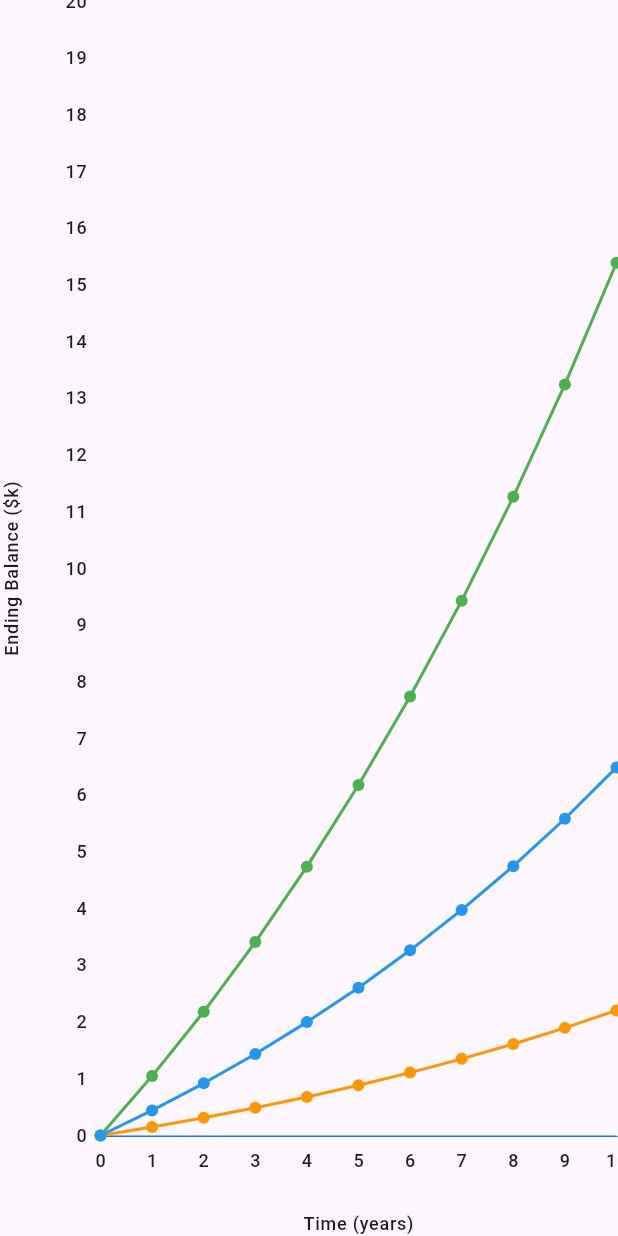
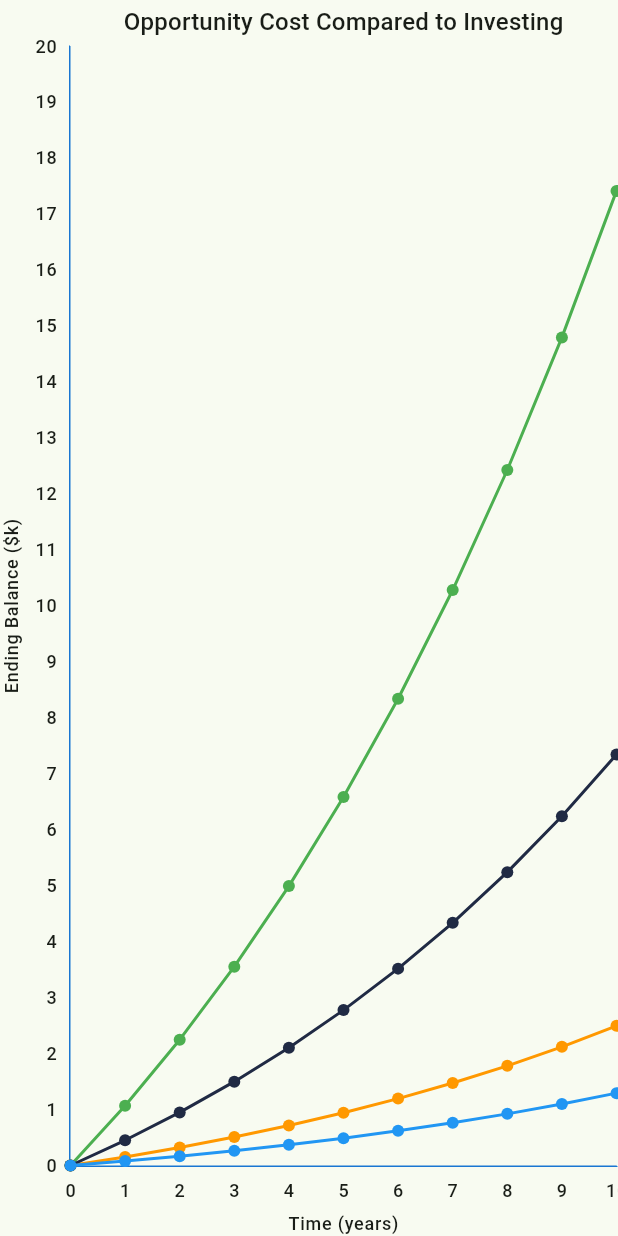
Before and after one commit to andrew-surratt/coffee-picker, a Flutter app: what lineChart() shows on an empty page, opened directly, on a phone screen of 412 x 824 dp. Run offline on Flutter 3.47's test engine with Material 2 defaults, Android fonts, the phone set to English and light mode, and no system bars; drawn by our look-alikes of fl_chart.

Commit message:
Add legend data, additional option, colors, title

```diff
--- a/lib/coffee.dart
+++ b/lib/coffee.dart
@@ -3,35 +3,53 @@ import 'package:flutter/material.dart';
 
 import 'finance.dart';
 
+const goldenRatio = 17;
+
 double calculateCostPerLiquidWeight(double cost, double liquidWeight) {
   return cost / liquidWeight;
 }
 
-double coffeeLiquidPerCoffeeGrounds(double grounds) {
-  const goldenRatio = 17;
+double coffeeLiquidPerCoffeeGrounds(double grounds,
+    {groundToLiquidRatio = goldenRatio}) {
   return grounds * goldenRatio;
 }
 
+double costPerOz(double costOfGrounds, double weightOfGroundsInOz,
+    {groundToLiquidRatio = goldenRatio}) {
+  return calculateCostPerLiquidWeight(
+      costOfGrounds,
+      coffeeLiquidPerCoffeeGrounds(weightOfGroundsInOz,
+          groundToLiquidRatio: groundToLiquidRatio));
+}
 
-LineChartBarData starbucksLineData(ThemeData themeData) {
-  const costOfStarbucks12oz = 2.65;
-  var costOfStarbucksPerOz =
-  calculateCostPerLiquidWeight(costOfStarbucks12oz, 12);
-  var costOfStarbucksPerYear = costOfStarbucks12oz * 365;
+double costPer12oz(double costOfGrounds, double weightOfGroundsInOz,
+    {groundToLiquidRatio = goldenRatio}) {
+  return costPerOz(costOfGrounds, weightOfGroundsInOz,
+          groundToLiquidRatio: groundToLiquidRatio) *
+      12;
+}
 
-  List<FlSpot> dataSpots = generateCompoundInterestData(costOfStarbucksPerYear);
+double costOfDaily12ozPerYear(double costOfGrounds, double weightOfGroundsInOz,
+    {groundToLiquidRatio = goldenRatio, daysInYear = 365}) {
+  return costPer12oz(costOfGrounds, weightOfGroundsInOz,
+          groundToLiquidRatio: groundToLiquidRatio) *
+      daysInYear;
+}
+
+LineChartBarData starbucksStoreLineData(ThemeData themeData) {
+  const costOf12oz = 2.65;
+  var costPerYear = costOf12oz * 365;
+
+  List<FlSpot> dataSpots = generateCompoundInterestData(costPerYear);
 
   return LineChartBarData(color: Colors.green, spots: dataSpots);
 }
 
 LineChartBarData dunkinLineData(ThemeData themeData) {
-  const costOfDunkinPer30ozGrounds = 16.14;
-  var costOfDunkin12oz = calculateCostPerLiquidWeight(
-      costOfDunkinPer30ozGrounds, coffeeLiquidPerCoffeeGrounds(30)) *
-      12;
-  var costOfDunkinPerYear = costOfDunkin12oz * 365;
+  const costPer30ozGrounds = 16.14;
+  var costPerYear = costOfDaily12ozPerYear(costPer30ozGrounds, 30);
 
-  List<FlSpot> dataSpots = generateCompoundInterestData(costOfDunkinPerYear);
+  List<FlSpot> dataSpots = generateCompoundInterestData(costPerYear);
 
   return LineChartBarData(
     color: Colors.orange,
@@ -41,11 +59,19 @@ LineChartBarData dunkinLineData(ThemeData themeData) {
 
 LineChartBarData nightSwimLineData(ThemeData themeData) {
   const costPer12ozGrounds = 19.00;
-  var costOf12oz = calculateCostPerLiquidWeight(
-    costPer12ozGrounds,
-    coffeeLiquidPerCoffeeGrounds(12),
-  ) * 12;
-  var costPerYear = costOf12oz * 365;
+  var costPerYear = costOfDaily12ozPerYear(costPer12ozGrounds, 12);
+
+  List<FlSpot> dataSpots = generateCompoundInterestData(costPerYear);
+
+  return LineChartBarData(
+    color: const Color(0xff202a44),
+    spots: dataSpots,
+  );
+}
+
+LineChartBarData maxwellHouseLineData(ThemeData themeData) {
+  const costPer30_6ozGrounds = 8.53;
+  var costPerYear = costOfDaily12ozPerYear(costPer30_6ozGrounds, 30.6);
 
   List<FlSpot> dataSpots = generateCompoundInterestData(costPerYear);
 
--- a/lib/finance.dart
+++ b/lib/finance.dart
@@ -11,30 +11,25 @@ double calculateCompoundInterest(
   return principal * pow(1 + (annualRate / periods), (periods * time));
 }
 
-double toPrecision(double value, { int precision = 2 }) {
+double toPrecision(double value, {int precision = 2}) {
   return double.parse(value.toStringAsFixed(precision));
 }
 
-double calculateYearlyCompoundInterestSP500(double principal) {
-  const avgTotalYearlyReturn = 0.08;
-  return toPrecision(calculateCompoundInterest(principal, avgTotalYearlyReturn, 12, 1));
+double calculateYearlyCompoundInterestSP500(double principal,
+    {avgTotalYearlyReturn = 0.1}) {
+  return toPrecision(
+      calculateCompoundInterest(principal, avgTotalYearlyReturn, 12, 1));
 }
-
 
 List<FlSpot> generateCompoundInterestData(double valuePerInterval,
     {int points = 10, double interval = 1}) {
-  var initialData = [
-    const FlSpot(0, 0)
-  ];
+  var initialData = [const FlSpot(0, 0)];
   var xData = List<double>.generate(points, (i) => i + interval);
-  return xData.fold<List<FlSpot>>(
-      initialData,
-          (value, element) {
+  return xData.fold<List<FlSpot>>(initialData, (value, element) {
     var lastOrNull = value.lastOrNull;
     if (lastOrNull == null) {
-          value.add(FlSpot(element,
-              calculateYearlyCompoundInterestSP500(valuePerInterval)
-          ));
+      value.add(FlSpot(
+          element, calculateYearlyCompoundInterestSP500(valuePerInterval)));
     } else {
       value.add(FlSpot(
           element,
--- a/lib/line_chart.dart
+++ b/lib/line_chart.dart
@@ -5,18 +5,37 @@ import 'coffee.dart';
 
 Widget lineChart(BuildContext context) {
   var themeData = Theme.of(context);
+
+  var coffeeData = [
+    (name: 'Starbucks', data: starbucksStoreLineData(themeData)),
+    (name: 'Dunkin', data: dunkinLineData(themeData)),
+    (name: 'Night Swim', data: nightSwimLineData(themeData)),
+    (name: 'Maxwell', data: maxwellHouseLineData(themeData)),
+  ];
+  var lineTouchData = LineTouchData(
+    handleBuiltInTouches: true,
+    touchTooltipData: LineTouchTooltipData(
+        maxContentWidth: 200,
+        tooltipBgColor: themeData.scaffoldBackgroundColor.withOpacity(0.2),
+        fitInsideHorizontally: true,
+        getTooltipItems: (List<LineBarSpot> touchedSpots) {
+          return touchedSpots.map((LineBarSpot touchedSpot) {
+            return LineTooltipItem(
+                "${coffeeData[touchedSpot.barIndex].name} \$${touchedSpot.y.toString()}",
+                TextStyle(
+                  color: touchedSpot.bar.gradient?.colors.first ??
+                      touchedSpot.bar.color ??
+                      Colors.blueGrey,
+                ));
+          }).toList();
+        }),
+  );
   return LineChart(LineChartData(
       minX: 0,
       maxX: 10,
       minY: 0,
       maxY: 20000,
-      lineTouchData: LineTouchData(
-        handleBuiltInTouches: true,
-        touchTooltipData: LineTouchTooltipData(
-          tooltipBgColor: themeData.scaffoldBackgroundColor.withOpacity(0.8),
-          fitInsideHorizontally: true,
-        ),
-      ),
+      lineTouchData: lineTouchData,
       titlesData: FlTitlesData(
         bottomTitles: AxisTitles(
           axisNameWidget: Text(
@@ -28,8 +47,12 @@ Widget lineChart(BuildContext context) {
         rightTitles: const AxisTitles(
           sideTitles: SideTitles(showTitles: false),
         ),
-        topTitles: const AxisTitles(
-          sideTitles: SideTitles(showTitles: false),
+        topTitles: AxisTitles(
+          axisNameSize: 30,
+          axisNameWidget: Text(
+            'Opportunity Cost Compared to Investing',
+            style: themeData.textTheme.titleMedium,
+          ),
         ),
         leftTitles: AxisTitles(
           axisNameWidget: Text(
@@ -43,17 +66,13 @@ Widget lineChart(BuildContext context) {
         show: true,
         border: Border(
           bottom: BorderSide(color: themeData.primaryColorDark),
-          left: const BorderSide(color: Colors.transparent),
+          left: BorderSide(color: themeData.primaryColorDark),
           right: const BorderSide(color: Colors.transparent),
           top: const BorderSide(color: Colors.transparent),
         ),
       ),
       gridData: const FlGridData(show: false),
-      lineBarsData: [
-        starbucksLineData(themeData),
-        dunkinLineData(themeData),
-        nightSwimLineData(themeData),
-      ]));
+      lineBarsData: coffeeData.map((e) => e.data).toList()));
 }
 
 SideTitles getYTitles(BuildContext context) {
@@ -61,31 +80,30 @@ SideTitles getYTitles(BuildContext context) {
   return getSideTitles(
       interval: interval,
       context: context,
+      reservedSize: 30,
       getTitleText: (double value, BuildContext context) => Text(
           (value ~/ interval).toInt().toString(),
-          style: Theme.of(context).textTheme.labelMedium
-      )
-  );
+          style: Theme.of(context).textTheme.labelMedium));
 }
 
 SideTitles getXTitles(BuildContext context) {
   return getSideTitles(
       context: context,
+      reservedSize: 30,
       getTitleText: (double value, BuildContext context) => Text(
           value.toInt().toString(),
-          style: Theme.of(context).textTheme.labelMedium
-      )
-  );
+          style: Theme.of(context).textTheme.labelMedium));
 }
 
 SideTitles getSideTitles({
   required BuildContext context,
   required Text Function(double, BuildContext) getTitleText,
   double interval = 1,
+  double reservedSize = 50,
 }) {
   return SideTitles(
       showTitles: true,
-    reservedSize: 50,
+      reservedSize: reservedSize,
       interval: interval,
       getTitlesWidget: (double value, TitleMeta meta) {
         return SideTitleWidget(
--- a/lib/main.dart
+++ b/lib/main.dart
@@ -30,7 +30,7 @@ class MyApp extends StatelessWidget {
         //
         // This works for code too, not just values: Most code changes can be
         // tested with just a hot reload.
-        colorScheme: ColorScheme.fromSeed(seedColor: Colors.deepPurple),
+        colorScheme: ColorScheme.fromSeed(seedColor: const Color(0xFF056608)),
         useMaterial3: true,
       ),
       home: const MyHomePage(title: 'Coffee Picker'),
@@ -83,10 +83,7 @@ class _MyHomePageState extends State<MyHomePage> {
         // TRY THIS: Try changing the color here to a specific color (to
         // Colors.amber, perhaps?) and trigger a hot reload to see the AppBar
         // change color while the other colors stay the same.
-        backgroundColor: Theme
-            .of(context)
-            .colorScheme
-            .inversePrimary,
+        backgroundColor: Theme.of(context).colorScheme.inversePrimary,
         // Here we take the value from the MyHomePage object that was created by
         // the App.build method, and use it to set our appbar title.
         title: Text(widget.title),
```
Lines whose indentation alone changed are shown as unchanged.
